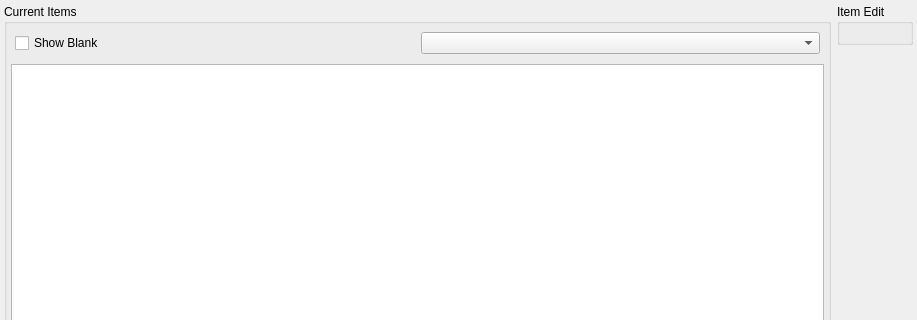
The window that ui/components/inventory/inventory.ui (evrins/DNF_pvf_python) describes before a commit, drawn with Qt 5; both pictures show x 0 to 917 and y 0 to 320 of the 917 by 749 pixel window.
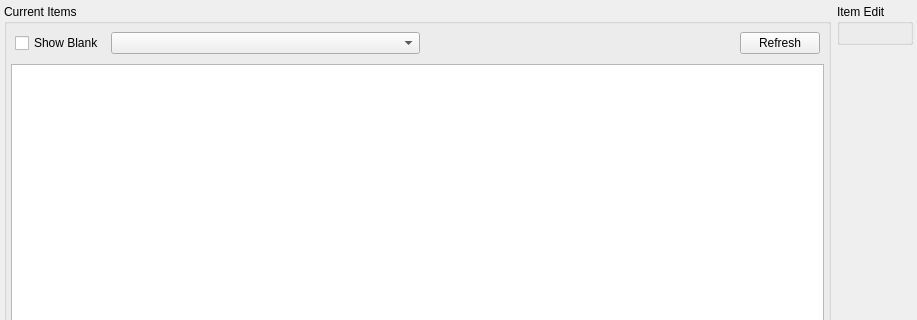
The same window after the commit.

```diff
--- a/ui/components/inventory/inventory.ui
+++ b/ui/components/inventory/inventory.ui
@@ -67,7 +67,31 @@
           </widget>
          </item>
          <item>
-          <widget class="QComboBox" name="type_combox"/>
+          <widget class="QComboBox" name="type_combox">
+           <property name="sizePolicy">
+            <sizepolicy hsizetype="Expanding" vsizetype="Fixed">
+             <horstretch>0</horstretch>
+             <verstretch>0</verstretch>
+            </sizepolicy>
+           </property>
+          </widget>
+         </item>
+         <item>
+          <widget class="QWidget" name="widget_2" native="true">
+           <property name="sizePolicy">
+            <sizepolicy hsizetype="Expanding" vsizetype="Preferred">
+             <horstretch>0</horstretch>
+             <verstretch>0</verstretch>
+            </sizepolicy>
+           </property>
+          </widget>
+         </item>
+         <item>
+          <widget class="QPushButton" name="refresh_btn">
+           <property name="text">
+            <string>Refresh</string>
+           </property>
+          </widget>
          </item>
         </layout>
        </widget>
```
Left out of the diff: 10 changed lines with no effect on the pictures.
